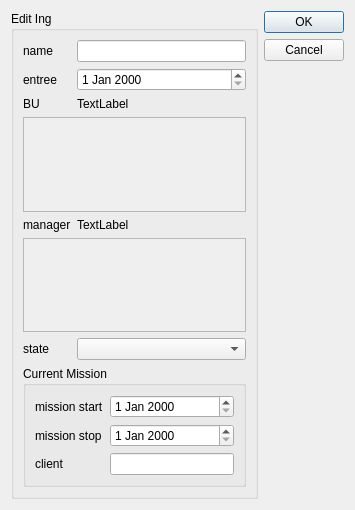
Before: the Qt Designer form sources/views/edit_ING_Diag.ui in thrichert/softy, drawn with Qt 5.
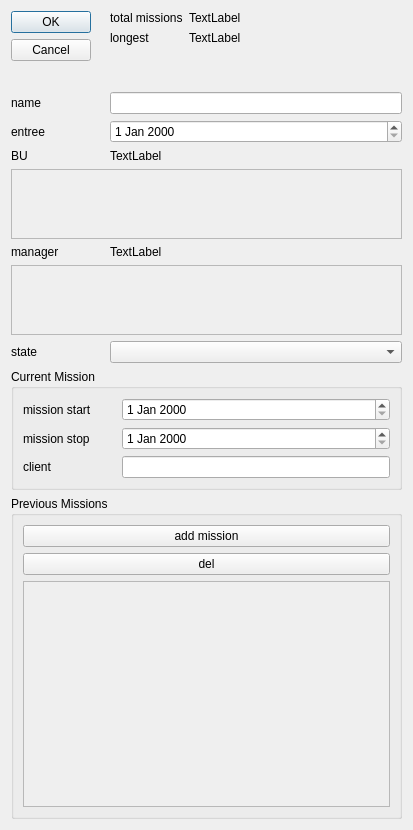
After: the same form once the commit is applied.

Commit message: rework the main layout of the dialog

What changed in the file:
```diff
--- a/sources/views/edit_ING_Diag.ui
+++ b/sources/views/edit_ING_Diag.ui
@@ -6,168 +6,284 @@
    <rect>
     <x>0</x>
     <y>0</y>
-    <width>355</width>
-    <height>510</height>
+    <width>413</width>
+    <height>830</height>
    </rect>
   </property>
   <property name="windowTitle">
    <string>Dialog</string>
   </property>
-  <layout class="QHBoxLayout" name="horizontalLayout">
+  <layout class="QVBoxLayout" name="verticalLayout_2">
    <item>
-    <widget class="QGroupBox" name="groupBox">
-     <property name="title">
-      <string>Edit Ing</string>
-     </property>
      <layout class="QFormLayout" name="formLayout">
+     <property name="sizeConstraint">
+      <enum>QLayout::SetDefaultConstraint</enum>
+     </property>
       <item row="0" column="0">
+      <widget class="QDialogButtonBox" name="buttonBox">
+       <property name="orientation">
+        <enum>Qt::Vertical</enum>
+       </property>
+       <property name="standardButtons">
+        <set>QDialogButtonBox::Cancel|QDialogButtonBox::Ok</set>
+       </property>
+      </widget>
+     </item>
+     <item row="0" column="1">
+      <layout class="QFormLayout" name="formLayout_3">
+       <item row="0" column="0">
+        <widget class="QLabel" name="label_7">
+         <property name="text">
+          <string>total missions</string>
+         </property>
+        </widget>
+       </item>
+       <item row="1" column="0">
+        <widget class="QLabel" name="label_8">
+         <property name="text">
+          <string>longest</string>
+         </property>
+        </widget>
+       </item>
+       <item row="0" column="1">
+        <widget class="QLabel" name="totalMissionLabel">
+         <property name="text">
+          <string>TextLabel</string>
+         </property>
+        </widget>
+       </item>
+       <item row="1" column="1">
+        <widget class="QLabel" name="longestMissionLabel">
+         <property name="text">
+          <string>TextLabel</string>
+         </property>
+        </widget>
+       </item>
+      </layout>
+     </item>
+     <item row="1" column="0">
        <widget class="QLabel" name="label">
         <property name="text">
          <string>name</string>
         </property>
        </widget>
       </item>
-      <item row="0" column="1">
+     <item row="1" column="1">
        <widget class="QLineEdit" name="name">
         <property name="text">
          <string/>
         </property>
        </widget>
       </item>
-      <item row="1" column="0">
+     <item row="2" column="0">
        <widget class="QLabel" name="label_2">
         <property name="text">
          <string>entree</string>
         </property>
        </widget>
       </item>
-      <item row="2" column="0">
+     <item row="2" column="1">
+      <widget class="QDateEdit" name="entryDate"/>
+     </item>
+     <item row="3" column="0">
        <widget class="QLabel" name="label_3">
         <property name="text">
          <string>BU</string>
         </property>
        </widget>
       </item>
-      <item row="4" column="0">
+     <item row="3" column="1">
+      <widget class="QLabel" name="BU_label">
+       <property name="text">
+        <string>TextLabel</string>
+       </property>
+      </widget>
+     </item>
+     <item row="4" column="0" colspan="2">
+      <widget class="QScrollArea" name="scrollArea_Bus">
+       <property name="sizePolicy">
+        <sizepolicy hsizetype="MinimumExpanding" vsizetype="Fixed">
+         <horstretch>0</horstretch>
+         <verstretch>0</verstretch>
+        </sizepolicy>
+       </property>
+       <property name="widgetResizable">
+        <bool>true</bool>
+       </property>
+       <widget class="QWidget" name="scrollAreaWidgetContents">
+        <property name="geometry">
+         <rect>
+          <x>0</x>
+          <y>0</y>
+          <width>387</width>
+          <height>85</height>
+         </rect>
+        </property>
+       </widget>
+      </widget>
+     </item>
+     <item row="5" column="0">
        <widget class="QLabel" name="label_4">
+       <property name="minimumSize">
+        <size>
+         <width>93</width>
+         <height>0</height>
+        </size>
+       </property>
         <property name="text">
          <string>manager</string>
         </property>
        </widget>
       </item>
-      <item row="7" column="0" colspan="2">
+     <item row="5" column="1">
+      <widget class="QLabel" name="manager_label">
+       <property name="text">
+        <string>TextLabel</string>
+       </property>
+      </widget>
+     </item>
+     <item row="6" column="0" colspan="2">
+      <widget class="QScrollArea" name="scrollArea_IAs">
+       <property name="sizePolicy">
+        <sizepolicy hsizetype="Preferred" vsizetype="Fixed">
+         <horstretch>0</horstretch>
+         <verstretch>0</verstretch>
+        </sizepolicy>
+       </property>
+       <property name="widgetResizable">
+        <bool>true</bool>
+       </property>
+       <widget class="QWidget" name="scrollAreaWidgetContents_2">
+        <property name="geometry">
+         <rect>
+          <x>0</x>
+          <y>0</y>
+          <width>387</width>
+          <height>85</height>
+         </rect>
+        </property>
+       </widget>
+      </widget>
+     </item>
+    </layout>
+   </item>
+   <item>
+    <layout class="QFormLayout" name="formLayout_4">
+     <item row="0" column="0">
+      <widget class="QLabel" name="label_6">
+       <property name="minimumSize">
+        <size>
+         <width>93</width>
+         <height>0</height>
+        </size>
+       </property>
+       <property name="text">
+        <string>state</string>
+       </property>
+      </widget>
+     </item>
+     <item row="0" column="1">
+      <widget class="QComboBox" name="ing_State_comboBox"/>
+     </item>
+    </layout>
+   </item>
+   <item>
        <widget class="QGroupBox" name="groupBox_2">
+     <property name="maximumSize">
+      <size>
+       <width>16777215</width>
+       <height>134</height>
+      </size>
+     </property>
         <property name="title">
          <string>Current Mission</string>
         </property>
         <layout class="QFormLayout" name="formLayout_2">
          <item row="0" column="0">
           <widget class="QLabel" name="label_5">
+        <property name="minimumSize">
+         <size>
+          <width>93</width>
+          <height>0</height>
+         </size>
+        </property>
            <property name="text">
             <string>mission start</string>
            </property>
           </widget>
          </item>
          <item row="0" column="1">
-          <widget class="QDateEdit" name="startDate"/>
-         </item>
-         <item row="1" column="0">
+       <widget class="QDateEdit" name="curMissionStartDate"/>
+      </item>
+      <item row="2" column="0">
           <widget class="QLabel" name="label_9">
            <property name="text">
             <string>mission stop</string>
            </property>
           </widget>
          </item>
-         <item row="1" column="1">
-          <widget class="QDateEdit" name="stopDate"/>
-         </item>
-         <item row="2" column="0">
+      <item row="2" column="1">
+       <widget class="QDateEdit" name="curMissionStopDate"/>
+      </item>
+      <item row="3" column="0">
           <widget class="QLabel" name="label_10">
            <property name="text">
             <string>client</string>
            </property>
           </widget>
          </item>
-         <item row="2" column="1">
-          <widget class="QLineEdit" name="clientName"/>
+      <item row="3" column="1">
+       <widget class="QLineEdit" name="curClientName"/>
          </item>
         </layout>
        </widget>
       </item>
-      <item row="6" column="0">
-       <widget class="QLabel" name="label_6">
-        <property name="text">
-         <string>state</string>
-        </property>
-       </widget>
-      </item>
-      <item row="6" column="1">
-       <widget class="QComboBox" name="ing_State_comboBox"/>
-      </item>
-      <item row="1" column="1">
-       <widget class="QDateEdit" name="entryDate"/>
-      </item>
-      <item row="2" column="1">
-       <widget class="QLabel" name="BU_label">
+   <item>
+    <widget class="QGroupBox" name="groupBox_3">
+     <property name="sizePolicy">
+      <sizepolicy hsizetype="Preferred" vsizetype="Expanding">
+       <horstretch>0</horstretch>
+       <verstretch>0</verstretch>
+      </sizepolicy>
+     </property>
+     <property name="title">
+      <string>Previous Missions</string>
+     </property>
+     <layout class="QVBoxLayout" name="verticalLayout">
+      <item>
+       <widget class="QPushButton" name="addPrevMission">
         <property name="text">
-         <string>TextLabel</string>
+         <string>add mission</string>
         </property>
        </widget>
       </item>
-      <item row="4" column="1">
-       <widget class="QLabel" name="manager_label">
+      <item>
+       <widget class="QPushButton" name="delMission">
         <property name="text">
-         <string>TextLabel</string>
+         <string>del</string>
         </property>
        </widget>
       </item>
-      <item row="3" column="0" colspan="2">
-       <widget class="QScrollArea" name="scrollArea_Bus">
+      <item>
+       <widget class="QScrollArea" name="scrollArea_prevMission">
         <property name="widgetResizable">
          <bool>true</bool>
         </property>
-        <widget class="QWidget" name="scrollAreaWidgetContents">
+        <widget class="QWidget" name="scrollAreaWidgetContents_3">
          <property name="geometry">
           <rect>
            <x>0</x>
            <y>0</y>
-           <width>207</width>
-           <height>85</height>
+           <width>365</width>
+           <height>160</height>
           </rect>
          </property>
         </widget>
        </widget>
       </item>
-      <item row="5" column="0" colspan="2">
-       <widget class="QScrollArea" name="scrollArea_IAs">
-        <property name="widgetResizable">
-         <bool>true</bool>
-        </property>
-        <widget class="QWidget" name="scrollAreaWidgetContents_2">
-         <property name="geometry">
-          <rect>
-           <x>0</x>
-           <y>0</y>
-           <width>207</width>
-           <height>85</height>
-          </rect>
-         </property>
-        </widget>
-       </widget>
-      </item>
      </layout>
     </widget>
    </item>
-   <item>
-    <widget class="QDialogButtonBox" name="buttonBox">
-     <property name="orientation">
-      <enum>Qt::Vertical</enum>
-     </property>
-     <property name="standardButtons">
-      <set>QDialogButtonBox::Cancel|QDialogButtonBox::Ok</set>
-     </property>
-    </widget>
-   </item>
   </layout>
  </widget>
  <resources/>
```
Left out of the diff: 10 changed lines with no effect on the pictures. Lines whose indentation alone changed are shown as unchanged.
